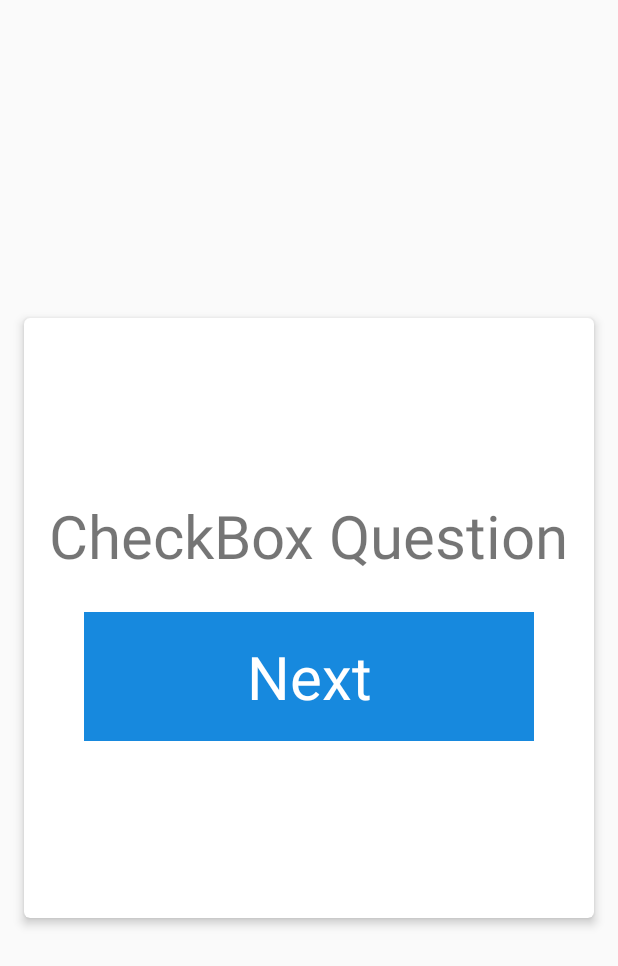
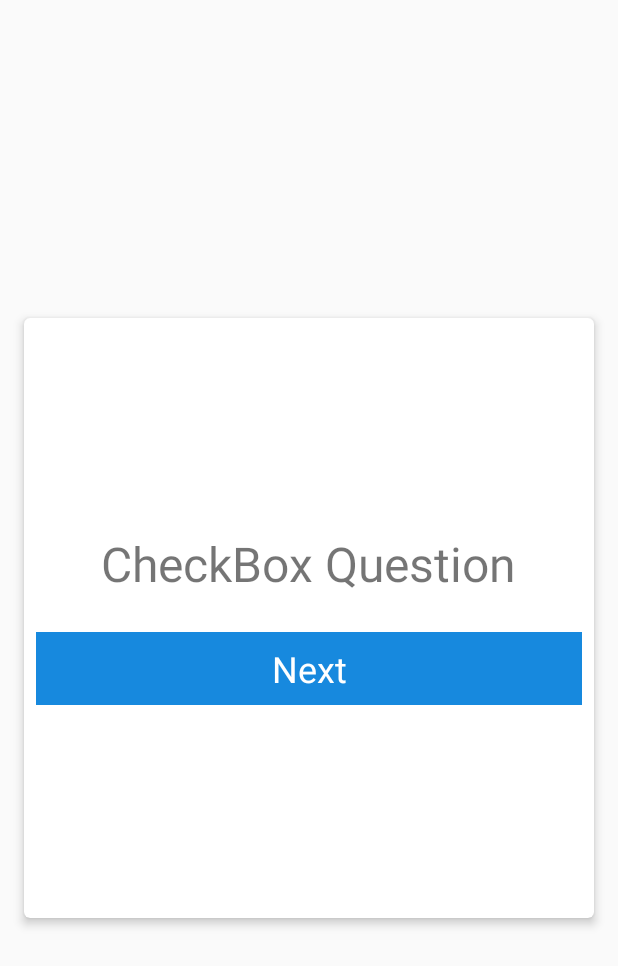
Before and after one commit to davictor24/BasicMusicQuiz, an Android app: the QuizActivity screen opened directly, with no data from a screen before it, on a phone screen of 412 x 824 dp. Shown: the top 966 px of the screen. Run offline under Robolectric (Android 15) with nearby library versions, the phone set to English and light mode, and no system bars.

Commit message:
Minor UI fixes

```diff
--- a/app/src/main/java/com/electroninc/basicmusicquiz/activities/QuizActivity.java
+++ b/app/src/main/java/com/electroninc/basicmusicquiz/activities/QuizActivity.java
@@ -40,6 +40,7 @@ public class QuizActivity extends AppCompatActivity implements LoaderManager.Loa
         viewModel = ViewModelProviders.of(this).get(QuizViewModel.class);
         if (!viewModel.questionsSet)
             LoaderManager.getInstance(this).initLoader(LOADER_ID, null, this);
+        else showQuestions();
     }
 
     @NonNull
@@ -50,21 +51,25 @@ public class QuizActivity extends AppCompatActivity implements LoaderManager.Loa
 
     @Override
     public void onLoadFinished(@NonNull Loader<List<Question>> loader, List<Question> data) {
-        quizLoading.setVisibility(View.GONE);
-        questionsViewPager.setVisibility(View.VISIBLE);
         viewModel.questionsSet = true;
         viewModel.questions = data;
         viewModel.totalQuestions = data.size();
-
-        List<QuestionFragment> questionFragments = new ArrayList<>();
-        for (int i = 0; i < data.size(); i++)
-            questionFragments.add(QuestionFragment.newInstance(i));
-
-        QuestionsAdapter questionsAdapter = new QuestionsAdapter(getSupportFragmentManager(), questionFragments);
-        questionsViewPager.setAdapter(questionsAdapter);
+        showQuestions();
     }
 
     @Override
     public void onLoaderReset(@NonNull Loader<List<Question>> loader) {
     }
+
+    private void showQuestions() {
+        List<QuestionFragment> questionFragments = new ArrayList<>();
+        for (int i = 0; i < viewModel.totalQuestions; i++)
+            questionFragments.add(QuestionFragment.newInstance(i));
+
+        QuestionsAdapter questionsAdapter = new QuestionsAdapter(getSupportFragmentManager(), questionFragments);
+        questionsViewPager.setAdapter(questionsAdapter);
+
+        quizLoading.setVisibility(View.GONE);
+        questionsViewPager.setVisibility(View.VISIBLE);
+    }
 }
--- a/app/src/main/res/layout/question_checkbox.xml
+++ b/app/src/main/res/layout/question_checkbox.xml
@@ -26,18 +26,18 @@
                 android:layout_height="wrap_content"
                 android:layout_gravity="center_horizontal"
                 android:text="CheckBox Question"
-                android:textSize="40sp" />
+                android:textSize="32sp" />
 
             <Button
                 android:id="@+id/next_btn"
-                android:layout_width="300dp"
+                android:layout_width="match_parent"
                 android:layout_height="wrap_content"
                 android:layout_gravity="center_horizontal"
                 android:layout_marginTop="24dp"
                 android:gravity="center"
-                android:padding="16dp"
+                android:padding="8dp"
                 android:text="Next"
-                android:textSize="40sp"
+                android:textSize="24sp"
                 tools:ignore="UnusedAttribute" />
 
         </LinearLayout>
--- a/app/src/main/res/values/styles.xml
+++ b/app/src/main/res/values/styles.xml
@@ -12,7 +12,6 @@
     <style name="ButtonStyle" parent="android:style/Widget.Button">
         <item name="android:background">@color/colorAccent</item>
         <item name="android:textColor">@android:color/white</item>
-        <item name="android:textAppearance">?android:textAppearanceLarge</item>
         <item name="android:foreground">?android:selectableItemBackground</item>
     </style>
 
```
Also changed, not shown: app/src/main/res/layout/question_radio.xml (+4 -4 lines), app/src/main/res/layout/question_text.xml (+4 -4 lines).
